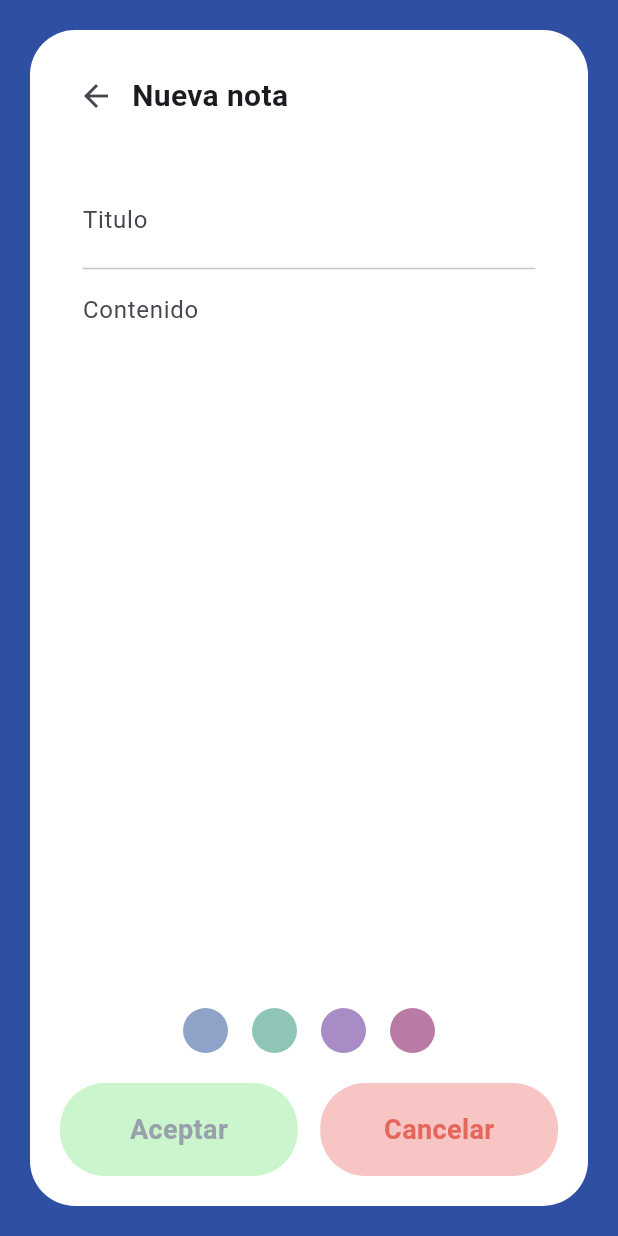
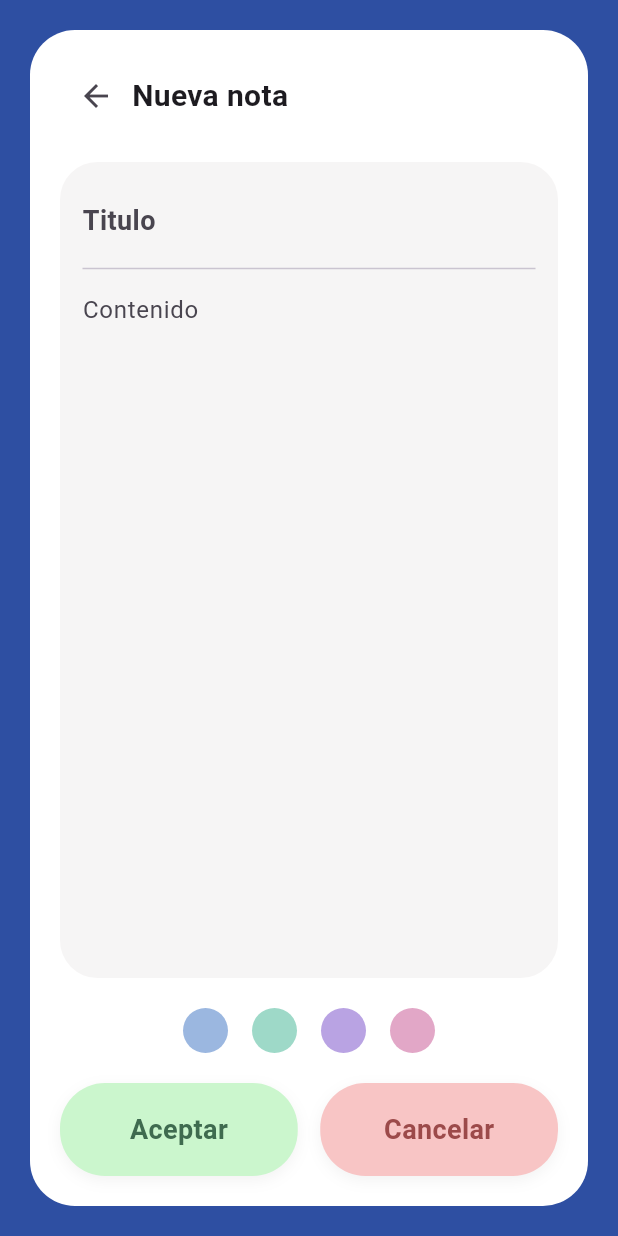
Before and after one commit to EduardoArc3/app_pds, a Flutter app: the Home screen opened directly, after a tap on "Nueva Nota", on a phone screen of 412 x 824 dp. Run offline on Flutter 3.47's test engine with Material 3 defaults, Android fonts, the phone set to English and light mode, and no system bars; our stand-ins replace sqflite; accounts and stored records are empty.

Commit message:
Mejoras de diseño en tipografia  y busquedad filtrado

```diff
--- a/lib/screens/Home.dart
+++ b/lib/screens/Home.dart
@@ -26,6 +26,10 @@ class _Home extends State<Home> {
     const Color.fromARGB(255, 16, 45, 108),
   ];
 
+  TextEditingController search = TextEditingController();
+
+  List<Note> filteredNotes = [];
+
   //LIST to work with databaseee
   List<Note> notes = [];
 
@@ -39,8 +43,13 @@ class _Home extends State<Home> {
     final data = await DatabaseService.instance
         .queryAllNotes(); //Consult the database, and return all the saved notes
 
+    final loadedNotes = data
+        .map((e) => Note.fromMap(e))
+        .toList(); //Convert the map in notes
+
     setState(() {
-      notes = data.map((e) => Note.fromMap(e)).toList();
+      notes = loadedNotes;
+      filteredNotes = loadedNotes; //show all notes
     });
   }
 
@@ -148,15 +157,58 @@ class _Home extends State<Home> {
           padding: const EdgeInsets.all(17),
           child: Column(
             children: [
-              TextField(
-                decoration: InputDecoration(
-                  hintText: "Buscar",
-                  prefixIcon: const Icon(Icons.search),
-                  filled: true,
-                  fillColor: Colors.white,
-                  border: OutlineInputBorder(
-                    borderRadius: BorderRadius.circular(30),
-                    borderSide: BorderSide.none,
+              Container(
+                decoration: BoxDecoration(
+                  color: const Color(0xFFF3F4F6),
+                  borderRadius: BorderRadius.circular(30),
+                  boxShadow: [
+                    BoxShadow(
+                      color: Colors.black.withValues(alpha: 0.04),
+                      blurRadius: 8,
+                      offset: const Offset(0, 3),
+                    ),
+                  ],
+                ),
+                child: TextField(
+                  controller: search,
+
+                  onChanged: (value) {
+                    final query = value.toLowerCase();
+
+                    setState(() {
+                      filteredNotes = notes.where((note) {
+                        final titleMatch = note.title.toLowerCase().contains(
+                          query,
+                        );
+
+                        final descriptionMatch = note.description
+                            .toLowerCase()
+                            .contains(query);
+
+                        final dateString =
+                            "${note.createdAt.day}/${note.createdAt.month}/${note.createdAt.year}";
+
+                        final dateMatch = dateString.contains(query);
+
+                        return titleMatch || descriptionMatch || dateMatch;
+                      }).toList();
+                    });
+                  },
+
+                  style: const TextStyle(
+                    fontSize: 15,
+                    fontWeight: FontWeight.w400,
+                    color: Color(0xFF2E2E2E),
+                  ),
+                  decoration: InputDecoration(
+                    hintText: "Buscar notas...",
+                    hintStyle: TextStyle(color: Colors.grey.shade500),
+                    prefixIcon: const Icon(
+                      Icons.search_rounded,
+                      color: Color(0xFF7A8FA6),
+                    ),
+                    border: InputBorder.none,
+                    contentPadding: const EdgeInsets.symmetric(vertical: 16),
                   ),
                 ),
               ),
@@ -184,12 +236,18 @@ class _Home extends State<Home> {
                       const SizedBox(height: 15),
                       //List Viewer.builder
                       Expanded(
-                        child: notes.isEmpty
-                            ? const Center(child: Text("No hay notas aún"))
+                        child: filteredNotes.isEmpty
+                            ? Center(
+                                child: Text(
+                                  search.text.isEmpty
+                                      ? "No hay notas aún"
+                                      : "No se encontraron resultados",
+                                ),
+                              )
                             : ListView.builder(
-                                itemCount: notes.length,
+                                itemCount: filteredNotes.length,
                                 itemBuilder: (context, index) {
-                                  final note = notes[index];
+                                  final note = filteredNotes[index];
 
                                   return GestureDetector(
                                     onTap: () {
--- a/lib/screens/Notes.dart
+++ b/lib/screens/Notes.dart
@@ -32,7 +32,7 @@ class _Addnotes extends State<Addnotes> {
       content.text = note.description;
       selectedColor = Color(note.color);
     } else {
-      selectedColor = const Color.fromARGB(255, 255, 255, 255);
+      selectedColor = const Color.fromARGB(126, 237, 234, 234);
     }
   }
 
@@ -45,10 +45,10 @@ class _Addnotes extends State<Addnotes> {
 
   //Available Colors for your selection
   final List<Color> colors = [
-    const Color(0xFF8FA3C9),
-    const Color(0xFF8EC5B6),
-    const Color(0xFFA88CC5),
-    const Color(0xFFB97BA5),
+    const Color(0xFF9BB7E0),
+    const Color(0xFF9ED9C8),
+    const Color(0xFFB9A3E3),
+    const Color(0xFFE2A7C7),
   ];
 
   //Execute [Aceptar]
@@ -58,15 +58,27 @@ class _Addnotes extends State<Addnotes> {
       return;
     }
 
-    // editar nota
+    // Edit Note
     if (isEditing) {
+      final original = widget.editingNote!;
+
+      final isChanged =
+          title.text != original.title ||
+          content.text != original.description ||
+          selectedColor.value != original.color;
+
+      if (!isChanged) {
+        Navigator.pop(context); //NO ACTION IF NOT HAS CHANGES
+        return;
+      }
+
       final updatedNote = Note(
-        id: widget.editingNote!.id,
+        id: original.id,
         title: title.text,
         description: content.text,
         color: selectedColor.value,
-        createdAt: widget.editingNote!.createdAt,
-        isPinned: widget.editingNote!.isPinned,
+        createdAt: DateTime.now(), // 👈 ahora representa última modificación
+        isPinned: original.isPinned,
       );
 
       await DatabaseService.instance.updateNote(updatedNote);
@@ -134,6 +146,12 @@ class _Addnotes extends State<Addnotes> {
                       children: [
                         TextField(
                           controller: title,
+                          style: const TextStyle(
+                            fontSize: 18,
+                            fontWeight: FontWeight.w600,
+                            letterSpacing: 0.3,
+                            color: Color(0xFF2E2E2E),
+                          ),
                           decoration: const InputDecoration(
                             hintText: "Titulo",
                             border: InputBorder.none,
@@ -146,6 +164,13 @@ class _Addnotes extends State<Addnotes> {
                             controller: content,
                             maxLines: null,
                             expands: true,
+                            textAlign: TextAlign.justify,
+                            style: const TextStyle(
+                              fontSize: 16,
+                              height: 1.5,
+                              fontWeight: FontWeight.w400,
+                              color: Color(0xFF2F2F2F),
+                            ),
                             decoration: const InputDecoration(
                               hintText: "Contenido",
                               border: InputBorder.none,
@@ -198,6 +223,13 @@ class _Addnotes extends State<Addnotes> {
                           decoration: BoxDecoration(
                             color: const Color.fromARGB(255, 203, 246, 205),
                             borderRadius: BorderRadius.circular(30),
+                            boxShadow: [
+                              BoxShadow(
+                                color: Colors.black.withValues(alpha: 0.05),
+                                blurRadius: 8,
+                                offset: const Offset(0, 3),
+                              ),
+                            ],
                           ),
                           child: const Center(
                             child: Text(
@@ -205,7 +237,7 @@ class _Addnotes extends State<Addnotes> {
                               style: TextStyle(
                                 fontSize: 18,
                                 fontWeight: FontWeight.w600,
-                                color: Color.fromARGB(255, 154, 160, 171),
+                                color: Color(0xFF3F6B4F),
                               ),
                             ),
                           ),
@@ -223,6 +255,13 @@ class _Addnotes extends State<Addnotes> {
                           decoration: BoxDecoration(
                             color: const Color.fromARGB(255, 248, 197, 197),
                             borderRadius: BorderRadius.circular(30),
+                            boxShadow: [
+                              BoxShadow(
+                                color: Colors.black.withValues(alpha: 0.05),
+                                blurRadius: 8,
+                                offset: const Offset(0, 3),
+                              ),
+                            ],
                           ),
                           child: const Center(
                             child: Text(
@@ -230,7 +269,7 @@ class _Addnotes extends State<Addnotes> {
                               style: TextStyle(
                                 fontSize: 18,
                                 fontWeight: FontWeight.w600,
-                                color: Color.fromARGB(255, 229, 102, 90),
+                                color: const Color(0xFF9C4A4A),
                               ),
                             ),
                           ),
```
